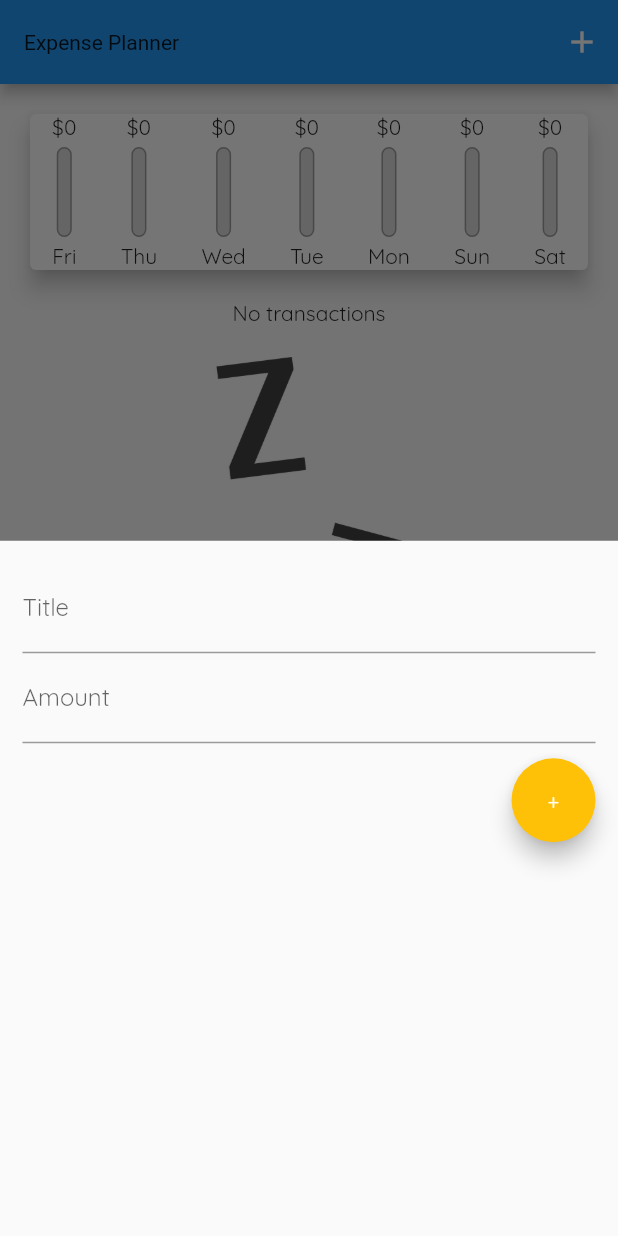
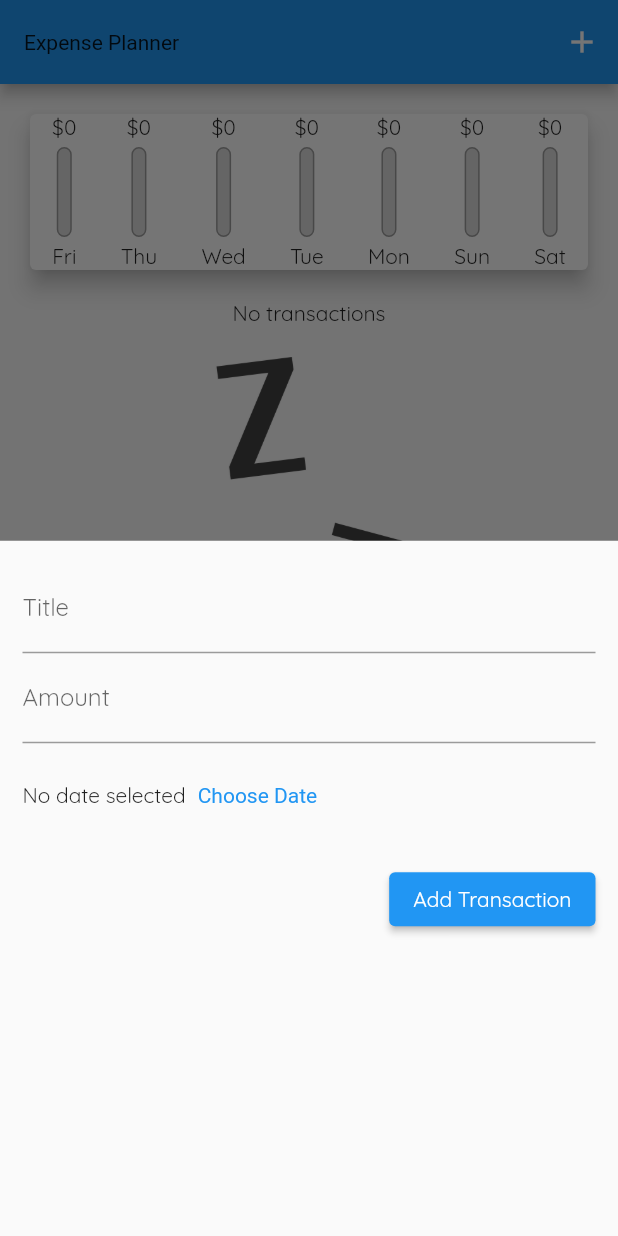
Before and after one commit to Nguonchhay/FlutterPractice, a Flutter app: the screen it shows after launch, after a tap on the "add" icon, on a phone screen of 412 x 824 dp. Run offline on Flutter 3.47's test engine with Material 2 defaults, Android fonts, the phone set to English and light mode, and no system bars.

Commit message:
[EP] Delete transaction

```diff
--- a/expense_planner/lib/main.dart
+++ b/expense_planner/lib/main.dart
@@ -38,7 +38,7 @@ class MyHomeScreen extends StatefulWidget {
 
 class _MyHomeScreenState extends State<MyHomeScreen> {
 
-  final List<Transaction> _transactions = [
+  List<Transaction> _transactions = [
     // Transaction(id: 'tx001', title: 'Buy coffee', amount: 2.0, date: DateTime(2023,1,1)),
     // Transaction(id: 'tx001', title: 'Buy snack', amount: 2.5, date: DateTime(2023,1,5)),
     // Transaction(id: 'tx001', title: 'Buy bread', amount: 12.0, date: DateTime(2023,1,11)),
@@ -49,6 +49,12 @@ class _MyHomeScreenState extends State<MyHomeScreen> {
   void _addTransaction(Transaction transaction) {
     setState(() {
       _transactions.add(transaction);
+    });
+  }
+
+  void _deleteTransaction(String transactionId) {
+    setState(() {
+      _transactions.removeWhere((tran) => tran.id == transactionId);
     });
   }
 
@@ -99,7 +105,7 @@ class _MyHomeScreenState extends State<MyHomeScreen> {
             width: double.infinity,
             child: Chart(_recentTransactions),
           ),
-          UserTransaction(_transactions),
+          UserTransaction(_transactions, _deleteTransaction),
         ],
       ),
     );
--- a/expense_planner/lib/widgets/transactions/create_transaction.dart
+++ b/expense_planner/lib/widgets/transactions/create_transaction.dart
@@ -1,6 +1,7 @@
 import 'package:flutter/material.dart';
 
 import 'package:expense_planner/models/transaction.dart';
+import 'package:intl/intl.dart';
 
 
 class CreateTransaction extends StatefulWidget {
@@ -15,18 +16,33 @@ class CreateTransaction extends StatefulWidget {
 
 class _CreateTransactionState extends State<CreateTransaction> {
   String inputTitle = '';
+  final amountController = TextEditingController();
+  DateTime? _selectedDate;
 
-  final amountController = TextEditingController();
-
-  Transaction getTransaction() {
+  Transaction _getTransaction() {
     double inputAmount = double.parse(amountController.text.toString());
 
     return Transaction(
       id: DateTime.now().toIso8601String(),
       title: inputTitle,
       amount: inputAmount,
-      date: DateTime.now()
+      date: _selectedDate == null ? DateTime.now() : _selectedDate!
     );
+  }
+
+  void _displayDatePicker() {
+    showDatePicker(
+      context: context,
+      initialDate: DateTime.now(),
+      firstDate: DateTime(2020),
+      lastDate: DateTime.now(),
+    ).then((pickedDate) => {
+      if (pickedDate != null) {
+        setState(() {
+          _selectedDate = pickedDate;
+        })
+      }
+    });
   }
 
   @override
@@ -52,13 +68,30 @@ class _CreateTransactionState extends State<CreateTransaction> {
             keyboardType: TextInputType.number,
           ),
           Container(
+            height: 70,
+            child: Row(
+              children: <Widget>[
+                Text(
+                  _selectedDate == null ? 'No date selected' : DateFormat.yMMMd().format(_selectedDate!)
+                ),
+                TextButton(
+                  child: Text('Choose Date'),
+                  style: TextButton.styleFrom(
+                    textStyle: TextStyle(color: Theme.of(context).primaryColor),
+                  ),
+                  onPressed: _displayDatePicker,
+                ),
+              ],
+            ),
+          ),
+          Container(
             padding: const EdgeInsets.only(top: 10),
-            child: FloatingActionButton(
+            child: ElevatedButton(
               onPressed: () {
-                widget.addTransactionHandler(getTransaction());
+                widget.addTransactionHandler(_getTransaction());
                 Navigator.of(context).pop();
               },
-              child: Text('+'),
+              child: Text('Add Transaction'),
             ),
           ),
         ],
--- a/expense_planner/lib/widgets/transactions/transaction_list.dart
+++ b/expense_planner/lib/widgets/transactions/transaction_list.dart
@@ -5,20 +5,53 @@ import 'package:intl/intl.dart';
 import 'transaction_item.dart';
 
 
-class TransactionList extends StatelessWidget {
+class TransactionList extends StatefulWidget {
 
   final List<Transaction> transactions;
+  Function deleteTransactionHandler;
 
-  TransactionList({ required this.transactions, super.key});
+  TransactionList({ required this.transactions, required this.deleteTransactionHandler, super.key});
+
+  @override
+  State<TransactionList> createState() => _TransactionListState();
+}
+
+class _TransactionListState extends State<TransactionList> {
+  void deleteTransaction(String id) {
+    showDialog(
+      context: context,
+      builder: (BuildContext ctx) {
+        return AlertDialog(
+          title: const Text('Transaction Deletion'),
+          content: const Text('Are you sure?'),
+          actions: <Widget>[
+            TextButton(
+              onPressed: () {
+                Navigator.of(context).pop();
+              },
+              child: const Text('No'),
+            ),
+            TextButton(
+              onPressed: () {
+                widget.deleteTransactionHandler(id);
+                Navigator.of(context).pop();
+              },
+              child: const Text('Yes'),
+            ),
+          ],
+        );
+      }
+    );
+  }
 
   @override
   Widget build(BuildContext context) {
     return Container(
       height: 500,
-      child: transactions.isEmpty ? Column(
+      child: widget.transactions.isEmpty ? Column(
         children: <Widget>[
-          Text('No transactions'),
-          SizedBox(
+          const Text('No transactions'),
+          const SizedBox(
             height: 20,
           ),
           Container(
@@ -34,7 +67,7 @@ class TransactionList extends StatelessWidget {
           // return TransactionItem(transaction: transactions[ind]);
           return Card(
             elevation: 5,
-            margin: EdgeInsets.symmetric(
+            margin: const EdgeInsets.symmetric(
               vertical: 8,
               horizontal: 5,
             ),
@@ -42,41 +75,31 @@ class TransactionList extends StatelessWidget {
               leading: CircleAvatar(
                 radius: 30,
                 child: Padding(
-                  padding: EdgeInsets.symmetric(
+                  padding: const EdgeInsets.symmetric(
                     vertical: 10,
                     horizontal: 5,
                   ),
                   child: FittedBox(
-                    child: Text('\$ ${transactions[ind].amount.toString()}'),
+                    child: Text('\$ ${widget.transactions[ind].amount.toString()}'),
                   ),
                 ),
               ),
               title:  Text(
-                transactions[ind].title,
+                widget.transactions[ind].title,
                 style: Theme.of(context).textTheme.titleMedium,
               ),
-              subtitle: Text(DateFormat.yMMMd().format(transactions[ind].date)),
+              subtitle: Text(DateFormat.yMMMd().format(widget.transactions[ind].date)),
+              trailing: IconButton(
+                icon: const Icon(Icons.delete),
+                color: Theme.of(context).errorColor,
+                onPressed: () {
+                    deleteTransaction(widget.transactions[ind].id);
+                },
+              ),
             ),
           );
-
-          ListTile(
-            leading: CircleAvatar(
-              radius: 30,
-              child: Padding(
-                padding: EdgeInsets.symmetric(vertical: 10, horizontal: 5,),
-                child: FittedBox(
-                  child: Text('\$ ${transactions[ind].amount.toString()}'),
-                ),
-              ),
-            ),
-            title:  Text(
-              transactions[ind].title,
-              style: Theme.of(context).textTheme.titleMedium,
-            ),
-            subtitle: Text(DateFormat.yMMMd().format(transactions[ind].date)),
-          );
         },
-        itemCount: transactions.length,
+        itemCount: widget.transactions.length,
       ),
     );
   }
--- a/expense_planner/lib/widgets/transactions/user_transaction.dart
+++ b/expense_planner/lib/widgets/transactions/user_transaction.dart
@@ -7,14 +7,15 @@ import '../../models/transaction.dart';
 class UserTransaction extends StatelessWidget {
 
   final List<Transaction> transactions;
+  Function deleteTransactionHandler;
 
-  UserTransaction(this.transactions, {super.key});
+  UserTransaction(this.transactions, this.deleteTransactionHandler, {super.key});
 
   @override
   Widget build(BuildContext context) {
     return Column(
       children: <Widget>[
-        TransactionList(transactions: transactions),
+        TransactionList(transactions: transactions, deleteTransactionHandler: deleteTransactionHandler),
       ],
     );
   }
```
